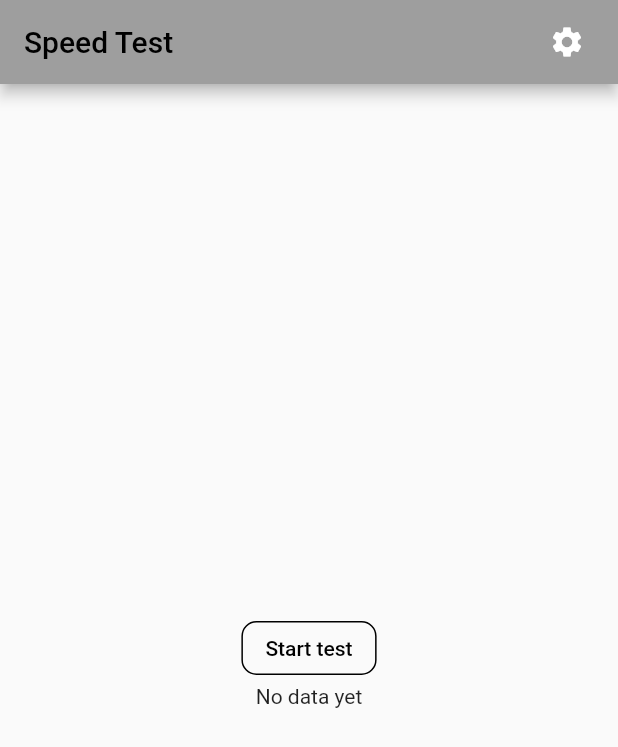
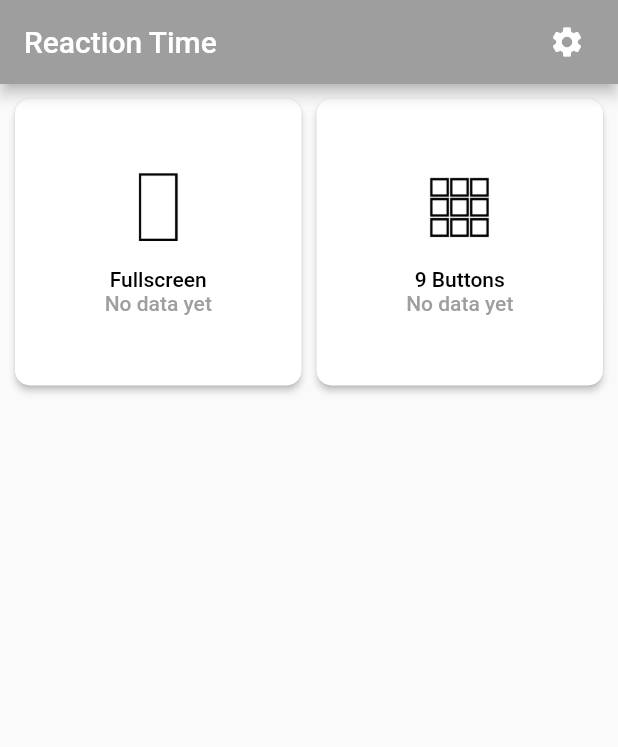
Before and after one commit to komineyuki/reactiontime, a Flutter app: the screen it shows after launch, on a phone screen of 412 x 824 dp. Shown: the top 747 px of the screen. Run offline on Flutter 3.47's test engine with Material 2 defaults, Android fonts, the phone set to English and light mode, and no system bars; our stand-ins replace shared_preferences.

Commit message:
20220825-win

```diff
--- a/lib/i18n/strings.i18n.json
+++ b/lib/i18n/strings.i18n.json
@@ -3,23 +3,31 @@
     "speedTest": "Speed Test",
     "startTest": "Start test",
     "noDataYet": "No data yet",
+    "fastest": "Fastest: ${count}s",
     "settings": {
         "settings": "Settings",
-        "clearAllData": "Clear All Data"
+        "clearAllData": "Clear All Data",
+        "clearedAllData": "Cleared all data"
     },
     "fullscreen": {
         "tap": "Tap!",
         "tapToStart": "Tap to start",
         "tapWhenRed": "Tap when the screen turns red",
         "score": "Time: ${count}s\nTap to back",
-        "mistake": "Too fast!\nTap to restart",
-        "fastest": "Fastest: ${count}s"
+        "mistake": "Too fast!\nTap to restart"
+    },
+    "ninebuttons": {
+        "ninebuttons": "9 Buttons",
+        "result": "Time: ${count}s",
+        "tapred": "Tap Red!",
+        "failure": "Failure!"
     },
     "speed": {
         "speed": "Speed",
         "superFast": "Super Fast",
         "fast": "Fast",
         "normal": "Normal",
-        "slow": "Slow"
+        "slow": "Slow",
+        "areyoukiddingme": "Are you kidding me?"
     }
 }
--- a/lib/main.dart
+++ b/lib/main.dart
@@ -1,5 +1,6 @@
 import 'package:flutter/material.dart';
 import 'package:provider/provider.dart';
+import 'package:reactiontime/ninebuttons.dart';
 import 'package:shared_preferences/shared_preferences.dart';
 
 import 'fullscreen.dart';
@@ -8,14 +9,21 @@ import 'settings.dart';
 
 class MainModel extends ChangeNotifier {
   double? fastestFullscreen;
+  double? fastest9buttons;
   void setFastestFullscreen(double d) {
     fastestFullscreen = d;
     notifyListeners();
   }
 
-  void getFastestFullscreen() {
+  void setFastestNineBUttons(double d) {
+    fastest9buttons = d;
+    notifyListeners();
+  }
+
+  void getHighscore() {
     WidgetsBinding.instance.addPostFrameCallback((_) {
       fastestFullscreen = prefs.getDouble("fullscreen_fastest");
+      fastest9buttons = prefs.getDouble("ninebuttons_fastest");
       notifyListeners();
     });
   }
@@ -29,7 +37,6 @@ void main() async {
   prefs = await SharedPreferences.getInstance();
   runApp(MultiProvider(providers: [
     ListenableProvider(create: (context) => MainModel()),
-    ListenableProvider(create: (context) => FullScreenModel())
   ], child: const MyApp()));
 }
 
@@ -52,17 +59,17 @@ class MyApp extends StatelessWidget {
 class Main extends StatelessWidget {
   @override
   Widget build(BuildContext context) {
-    context.watch<MainModel>().getFastestFullscreen();
-    double? faastestFullscreen = context.watch<MainModel>().fastestFullscreen;
+    context.read<MainModel>().getHighscore();
+    double? fastestFullscreen = context.watch<MainModel>().fastestFullscreen;
+    double? fastest9buttons = context.watch<MainModel>().fastest9buttons;
 
     return Scaffold(
         appBar: AppBar(
           backgroundColor:
               darkmodeDisabled(context) ? Colors.grey : Colors.black,
           title: Text(
-            t.speedTest,
-            style: TextStyle(
-                color: darkmodeDisabled(context) ? Colors.black : Colors.white),
+            t.reactionTime,
+            style: TextStyle(color: Colors.white),
           ),
           actions: [
             IconButton(
@@ -75,65 +82,55 @@ class Main extends StatelessWidget {
             const SizedBox(width: 10)
           ],
         ),
-        body:
-            // Scrollbar(
-            //     child: SingleChildScrollView(
-            //         child:  Column(children: [_element(context, "全画面", FullScreen())])
-            //             ))
-            Center(
-                child: Column(mainAxisSize: MainAxisSize.min, children: [
-          Center(
-            child: OutlinedButton(
-              style: OutlinedButton.styleFrom(
-                shape: RoundedRectangleBorder(
-                  borderRadius: BorderRadius.circular(10),
-                ),
-                side: BorderSide(
-                    color: darkmodeDisabled(context)
-                        ? Colors.black
-                        : Colors.white),
-              ),
-              onPressed: () {
-                Navigator.of(context)
-                    .push(MaterialPageRoute(builder: (context) {
-                  return FullScreen();
-                }));
-
-                initFullScreen(context);
-              },
-              child: Text(
-                t.startTest,
-                style: TextStyle(
-                    color: darkmodeDisabled(context)
-                        ? Colors.black
-                        : Colors.white),
-              ),
-            ),
-          ),
-          Text(faastestFullscreen != null
-              ? t.fullscreen.fastest(count: faastestFullscreen.toString())
-              : t.noDataYet)
-        ])));
+        body: Center(
+            child: GridView.count(
+          crossAxisCount: 2,
+          padding: EdgeInsets.all(10.0),
+          mainAxisSpacing: 10,
+          crossAxisSpacing: 10,
+          children: [
+            startButton(context, FullScreen(),
+                imageName: "fullscreen",
+                bottomText: "Fullscreen",
+                highscore: fastestFullscreen != null
+                    ? t.fastest(count: fastestFullscreen.toString())
+                    : t.noDataYet),
+            startButton(context, NineButtons(),
+                imageName: "ninebuttons",
+                bottomText: "9 Buttons",
+                highscore: fastest9buttons != null
+                    ? t.fastest(count: fastest9buttons.toString())
+                    : t.noDataYet),
+          ],
+        )));
   }
 }
 
-Widget _element(BuildContext context, String title, Widget navi) {
-  return Container(
-    width: 150,
-    height: 100,
-    decoration: const BoxDecoration(
-        color: Colors.red, borderRadius: BorderRadius.all(Radius.circular(20))),
-    child: Material(
-        child: InkWell(
-            child: Container(color: Colors.transparent),
-            onTap: () {
-              Navigator.of(context).push(MaterialPageRoute(builder: (context) {
-                return navi;
-              }));
-
-              initFullScreen(context);
-            })),
-  );
+Widget startButton(BuildContext context, Widget page,
+    {String imageName = "", String bottomText = "", String highscore = ""}) {
+  return SizedBox(
+      child: ElevatedButton(
+    style: ElevatedButton.styleFrom(
+        shape: RoundedRectangleBorder(
+          borderRadius: BorderRadius.circular(10),
+        ),
+        backgroundColor:
+            darkmodeDisabled(context) ? Colors.white : Colors.white),
+    onPressed: () =>
+        Navigator.of(context).push(MaterialPageRoute(builder: (context) {
+      return page;
+    })),
+    child: Center(
+        child: Column(mainAxisSize: MainAxisSize.min, children: [
+      Image.asset("assets/images/$imageName.png", width: 50, height: 50),
+      const SizedBox(height: 15),
+      Text(bottomText, style: TextStyle(color: Colors.black)),
+      Text(
+        highscore,
+        style: TextStyle(color: Colors.grey),
+      )
+    ])),
+  ));
 }
 
 bool darkmodeDisabled(BuildContext context) {
--- a/lib/settings.dart
+++ b/lib/settings.dart
@@ -22,7 +22,11 @@ class _Settings extends State<Settings> {
                 child: SingleChildScrollView(
                     child: Column(mainAxisSize: MainAxisSize.min, children: [
           ElevatedButton(
-              onPressed: () => prefs.clear(),
+              onPressed: () {
+                prefs.clear();
+                ScaffoldMessenger.of(context).showSnackBar(
+                    SnackBar(content: Text(t.settings.clearedAllData)));
+              },
               child: Text(t.settings.clearAllData))
         ])))));
   }
--- a/pubspec.yaml
+++ b/pubspec.yaml
@@ -15,7 +15,7 @@ publish_to: 'none' # Remove this line if you wish to publish to pub.dev
 # In iOS, build-name is used as CFBundleShortVersionString while build-number used as CFBundleVersion.
 # Read more about iOS versioning at
 # https://developer.apple.com/library/archive/documentation/General/Reference/InfoPlistKeyReference/Articles/CoreFoundationKeys.html
-version: 1.0.1+2
+version: 1.0.2+3
 
 environment:
   sdk: ">=2.17.5 <3.0.0"
@@ -69,6 +69,9 @@ flutter:
   # the material Icons class.
   uses-material-design: true
 
+  assets:
+    - assets/images/
+
   # To add assets to your application, add an assets section, like this:
   # assets:
   #   - images/a_dot_burr.jpeg
```
Also changed, not shown: lib/fullscreen.dart (+55 -49 lines), lib/i18n/strings_ja.i18n.json (+12 -4 lines), lib/ninebuttons.dart (added, +184 -0 lines), assets/images/fullscreen.png (added), assets/images/ninebuttons.png (added), lib/i18n/strings.g.dart.
